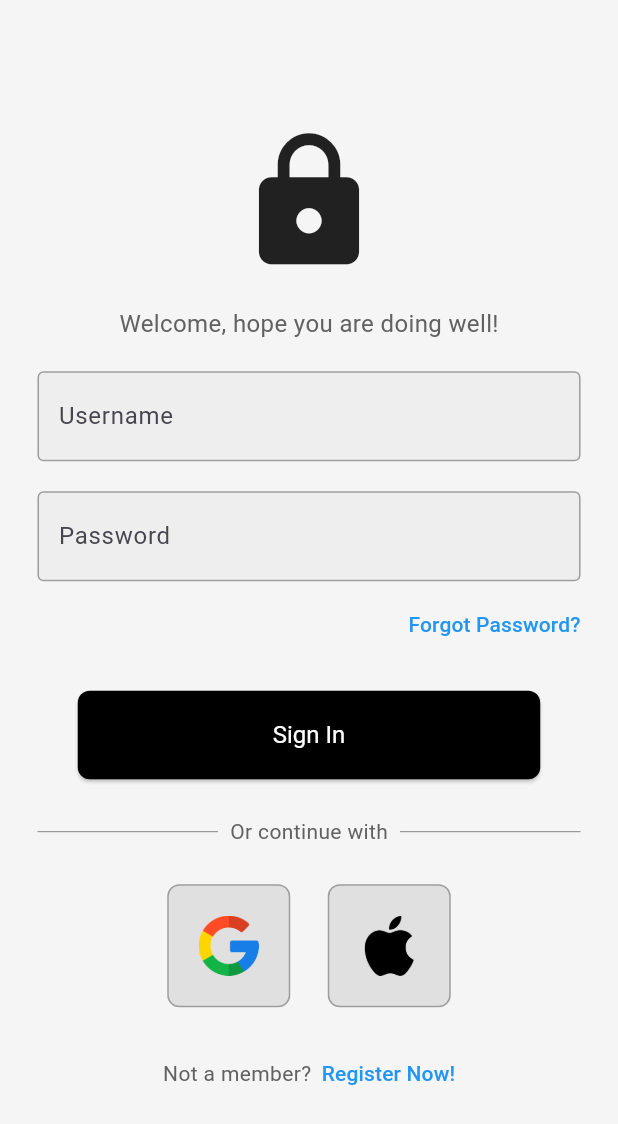
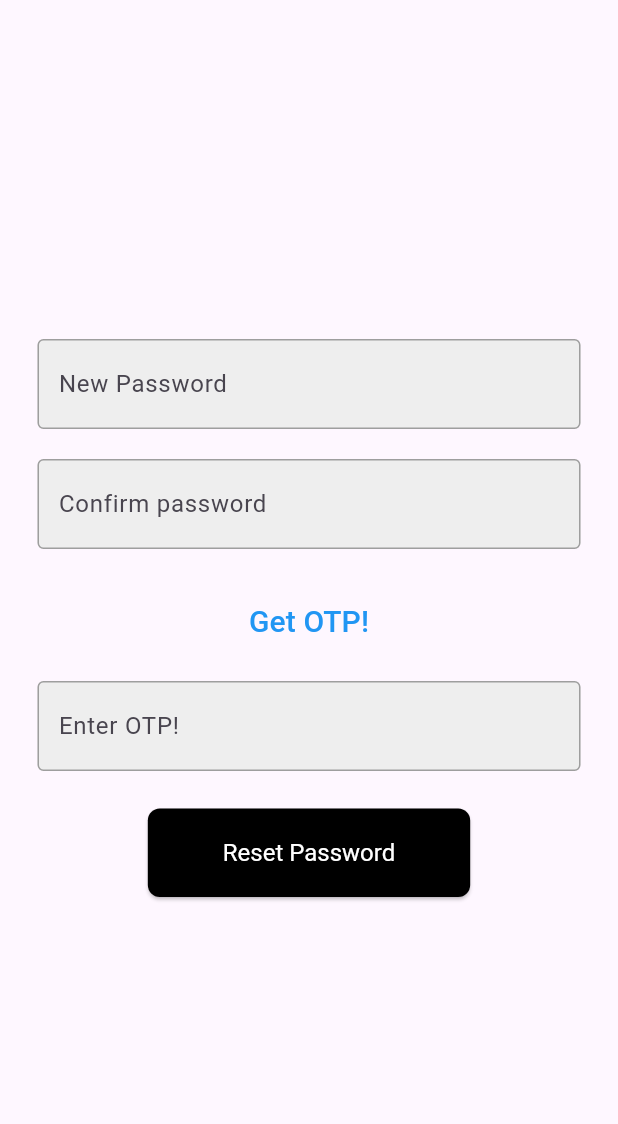
Before and after one commit to LuckyVishwa1104/Farm-Mitra, a Flutter app: the screen it shows after launch, after a tap on "Sign In!", after a tap on "Forgot Password?", on a phone screen of 412 x 824 dp. Shown: the top 1124 px of the screen. Run offline on Flutter 3.47's test engine with Material 3 defaults, Android fonts, the light colour scheme and no system bars.

Commit message:
added the forgot password page eto update the password

```diff
--- a/lib/components/custom_text_button.dart
+++ b/lib/components/custom_text_button.dart
@@ -2,9 +2,10 @@ import 'package:flutter/material.dart';
 
 class CustomTextButton extends StatelessWidget {
   final String buttonText;
+  final double fontSize;
   final VoidCallback onPressed;
   const CustomTextButton(
-      {super.key, required this.buttonText, required this.onPressed});
+      {super.key, required this.buttonText, required this.onPressed, required this.fontSize});
 
   @override
   Widget build(BuildContext context) {
@@ -16,7 +17,7 @@ class CustomTextButton extends StatelessWidget {
       ).copyWith(
         overlayColor: MaterialStateProperty.all(Colors.transparent),
       ),
-      child: Text(buttonText),
+      child: Text(buttonText, style: TextStyle(fontSize: fontSize),),
     );
   }
 }
--- a/lib/components/my_button.dart
+++ b/lib/components/my_button.dart
@@ -12,7 +12,7 @@ class MyButton extends StatelessWidget {
             style: ElevatedButton.styleFrom(
               foregroundColor: Colors.white,
               backgroundColor: Colors.black,
-              padding: const EdgeInsets.symmetric(horizontal: 130, vertical: 20), // Text color
+              padding: const EdgeInsets.symmetric(horizontal: 50, vertical: 20), // Text color
               textStyle: const TextStyle(
                 fontSize: 16,
               ),
--- /dev/null
+++ b/lib/components/or_continue_with.dart
@@ -0,0 +1,33 @@
+import 'package:flutter/material.dart';
+
+class OrContinueWith extends StatelessWidget {
+  const OrContinueWith({super.key});
+
+  @override
+  Widget build(BuildContext context) {
+    return Padding(
+      padding: const EdgeInsets.symmetric(horizontal: 25.0),
+      child: Row(
+        children: [
+          Expanded(
+              child: Divider(
+            thickness: 0.5,
+            color: Colors.grey[700],
+          )),
+          Padding(
+            padding: const EdgeInsets.symmetric(horizontal: 8.0),
+            child: Text(
+              'Or continue with',
+              style: TextStyle(color: Colors.grey.shade700),
+            ),
+          ),
+          Expanded(
+              child: Divider(
+            thickness: 0.5,
+            color: Colors.grey[700],
+          )),
+        ],
+      ),
+    );
+  }
+}
--- /dev/null
+++ b/lib/pages/forgot_password.dart
@@ -0,0 +1,77 @@
+import 'package:farmmitra/components/custom_text_button.dart';
+import 'package:farmmitra/components/input_text.dart';
+import 'package:farmmitra/components/my_button.dart';
+import 'package:farmmitra/pages/sign_in.dart';
+import 'package:flutter/material.dart';
+
+class ForgotPassword extends StatelessWidget {
+  const ForgotPassword({super.key});
+
+  void resetPassword(BuildContext context) {
+    Navigator.pushReplacement(
+      context,
+      MaterialPageRoute(
+        builder: (context) => SignIn(),
+      ),
+    );
+  }
+
+  void generateOTP() {}
+
+  @override
+  Widget build(BuildContext context) {
+    return Scaffold(
+      body: Center(
+        child: SingleChildScrollView(
+          child: Column(
+            mainAxisAlignment: MainAxisAlignment.center,
+            children: [
+              // text field for new password
+              InputTextField(
+                hintText: 'New Password',
+                obscureText: true,
+              ),
+              SizedBox(
+                height: 20.0,
+              ),
+
+              // text field for confirming new password
+              InputTextField(
+                hintText: 'Confirm password',
+                obscureText: true,
+              ),
+              SizedBox(
+                height: 25.0,
+              ),
+
+              // text to get OTP
+              CustomTextButton(
+                buttonText: 'Get OTP!',
+                onPressed: () => generateOTP(),
+                fontSize: 20.0,
+              ),
+              SizedBox(
+                height: 15.0,
+              ),
+
+              // input field for OTP
+              InputTextField(
+                hintText: 'Enter OTP!',
+                obscureText: false,
+              ),
+              SizedBox(
+                height: 25.0,
+              ),
+
+              // button for restting the password
+              MyButton(
+                buttonText: 'Reset Password',
+                onPressed: () => resetPassword(context),
+              ),
+            ],
+          ),
+        ),
+      ),
+    );
+  }
+}
--- a/lib/pages/sign_in.dart
+++ b/lib/pages/sign_in.dart
@@ -1,28 +1,21 @@
 import 'package:farmmitra/components/custom_text_button.dart';
 import 'package:farmmitra/components/input_text.dart';
 import 'package:farmmitra/components/my_button.dart';
+import 'package:farmmitra/components/or_continue_with.dart';
 import 'package:farmmitra/components/square_tile.dart';
 import 'package:farmmitra/driver_program.dart';
+import 'package:farmmitra/pages/forgot_password.dart';
 import 'package:farmmitra/pages/sign_up.dart';
 import 'package:flutter/material.dart';
+import 'package:flutter/widgets.dart';
 
 class SignIn extends StatelessWidget {
   const SignIn({super.key});
-  void redirectToSignUp(BuildContext context) {
+
+  void redirectTo(BuildContext context, Widget designation) {
     Navigator.pushReplacement(
       context,
-      MaterialPageRoute(
-        builder: (context) => SignUp(),
-      ),
-    );
-  }
-
-  void redirectToHome(BuildContext context) {
-    Navigator.pushReplacement(
-      context,
-      MaterialPageRoute(
-        builder: (context) => DriverProgram(),
-      ),
+      MaterialPageRoute(builder: (context) => designation),
     );
   }
 
@@ -75,7 +68,14 @@ class SignIn extends StatelessWidget {
                   child: Row(
                     mainAxisAlignment: MainAxisAlignment.end,
                     children: [
-                      CustomTextButton(buttonText: 'Forgot Password?', onPressed: ()=>{}),
+                      CustomTextButton(
+                        buttonText: 'Forgot Password?',
+                        onPressed: () => redirectTo(
+                          context,
+                          ForgotPassword(),
+                        ),
+                        fontSize: 15.0,
+                      ),
                     ],
                   ),
                 ),
@@ -86,37 +86,17 @@ class SignIn extends StatelessWidget {
                 // sign-in button
                 MyButton(
                   buttonText: 'Sign In',
-                  onPressed: () => redirectToHome(context),
+                  onPressed: () => redirectTo(
+                    context,
+                    DriverProgram(),
+                  ),
                 ),
                 SizedBox(
                   height: 25.0,
                 ),
 
                 // or continue with
-                Padding(
-                  padding: const EdgeInsets.symmetric(horizontal: 25.0),
-                  child: Row(
-                    children: [
-                      Expanded(
-                          child: Divider(
-                        thickness: 0.5,
-                        color: Colors.grey[700],
-                      )),
-                      Padding(
-                        padding: const EdgeInsets.symmetric(horizontal: 8.0),
-                        child: Text(
-                          'Or continue with',
-                          style: TextStyle(color: Colors.grey.shade700),
-                        ),
-                      ),
-                      Expanded(
-                          child: Divider(
-                        thickness: 0.5,
-                        color: Colors.grey[700],
-                      )),
-                    ],
-                  ),
-                ),
+                OrContinueWith(),
 
                 SizedBox(
                   height: 25.0,
@@ -145,10 +125,16 @@ class SignIn extends StatelessWidget {
                       'Not a member?',
                       style: TextStyle(color: Colors.grey[700]),
                     ),
-                    SizedBox(width: 7.0,),
+                    SizedBox(
+                      width: 7.0,
+                    ),
                     CustomTextButton(
                       buttonText: 'Register Now!',
-                      onPressed: () => redirectToSignUp(context),
+                      onPressed: () => redirectTo(
+                        context,
+                        SignUp(),
+                      ),
+                      fontSize: 14,
                     ),
                   ],
                 ),
--- a/lib/pages/sign_up.dart
+++ b/lib/pages/sign_up.dart
@@ -1,6 +1,7 @@
 import 'package:farmmitra/components/custom_text_button.dart';
 import 'package:farmmitra/components/input_text.dart';
 import 'package:farmmitra/components/my_button.dart';
+import 'package:farmmitra/components/or_continue_with.dart';
 import 'package:farmmitra/components/square_tile.dart';
 import 'package:farmmitra/pages/sign_in.dart';
 import 'package:flutter/material.dart';
@@ -74,32 +75,7 @@ class SignUp extends StatelessWidget {
                 ),
 
                 // --- or ---
-                Padding(
-                  padding: const EdgeInsets.symmetric(horizontal: 25.0),
-                  child: Row(
-                    children: [
-                      Expanded(
-                        child: Divider(
-                          thickness: 0.5,
-                          color: Colors.grey[700],
-                        ),
-                      ),
-                      Padding(
-                        padding: const EdgeInsets.symmetric(horizontal: 8.0),
-                        child: Text(
-                          'Or continue with',
-                          style: TextStyle(color: Colors.grey[700]),
-                        ),
-                      ),
-                      Expanded(
-                        child: Divider(
-                          thickness: 0.5,
-                          color: Colors.grey[700],
-                        ),
-                      ),
-                    ],
-                  ),
-                ),
+                OrContinueWith(),
                 SizedBox(
                   height: 20.0,
                 ),
@@ -130,6 +106,7 @@ class SignUp extends StatelessWidget {
                     CustomTextButton(
                       buttonText: 'Sign In!',
                       onPressed: () => redirectToSignIn(context),
+                      fontSize: 14.0,
                     ),
                   ],
                 ),
```
